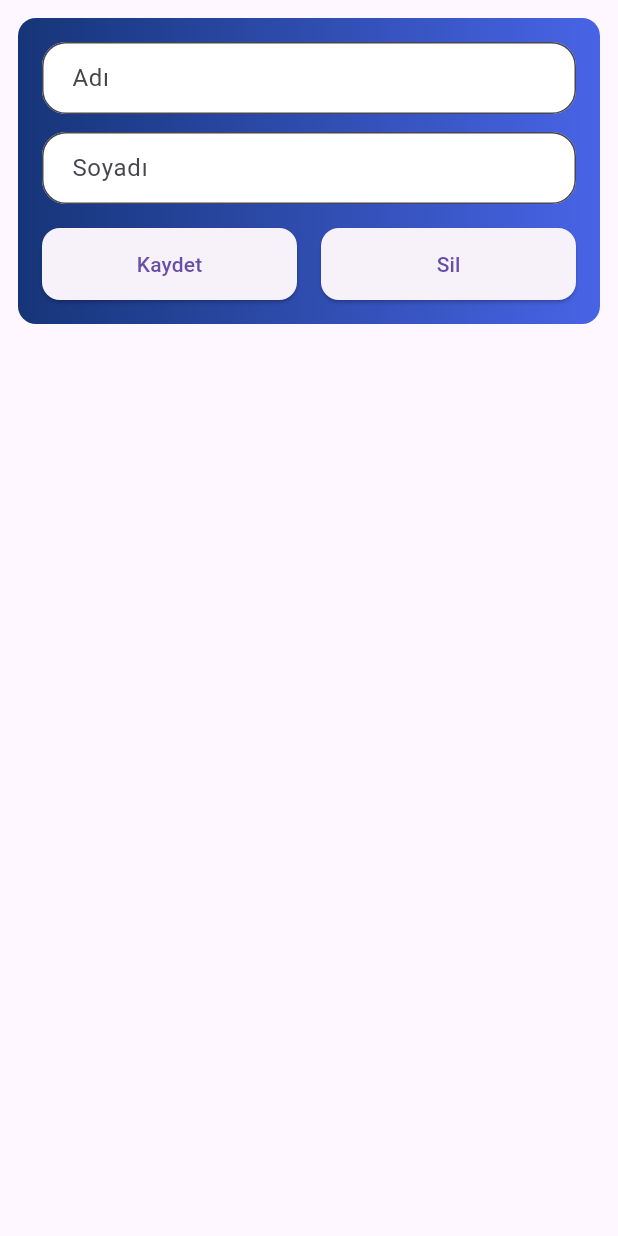
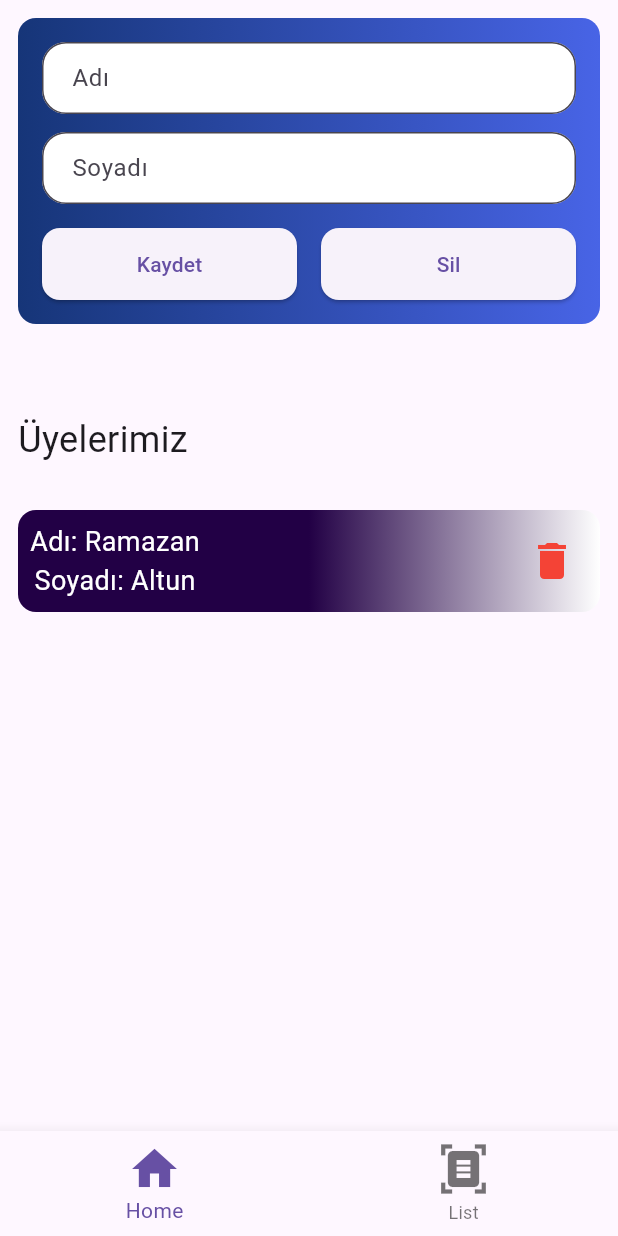
Before and after one commit to ramazan351/flutter_dersleri, a Flutter app: the screen it shows after launch, on a phone screen of 412 x 824 dp. Run offline on Flutter 3.47's test engine with Material 3 defaults, Android fonts, the phone set to English and light mode, and no system bars.

```diff
--- a/lib/screens/home_screen.dart
+++ b/lib/screens/home_screen.dart
@@ -8,17 +8,101 @@ class HomeScreen extends StatefulWidget {
 }
 
 class _HomeScreenState extends State<HomeScreen> {
+  List<String> liste = ["ali", "veli", "kırkdokuz", "elli"];
+  int currentIndex = 0;
   @override
   Widget build(BuildContext context) {
     return Scaffold(
-      body: SafeArea(
+      bottomNavigationBar: BottomNavigationBar(
+          onTap: (ali) {
+            currentIndex = ali;
+            setState(() {});
+          },
+          currentIndex: currentIndex,
+          items: const [
+            BottomNavigationBarItem(
+                icon: Icon(
+                  Icons.home,
+                  size: 36,
+                ),
+                label: "Home"),
+            BottomNavigationBarItem(
+                icon: Icon(
+                  Icons.document_scanner,
+                  size: 36,
+                ),
+                label: "List"),
+          ]),
+      body: [
+        SafeArea(
+          child: Padding(
+            padding: const EdgeInsets.all(12),
             child: Column(
+              crossAxisAlignment: CrossAxisAlignment.start,
               children: [
+                fieldContainer(),
+                const SizedBox(
+                  height: 60,
+                ),
+                const Text(
+                  "Üyelerimiz",
+                  style: TextStyle(fontSize: 24),
+                ),
+                const SizedBox(
+                  height: 30,
+                ),
                 Container(
-              margin: const EdgeInsets.all(12),
+                  padding: const EdgeInsets.all(8),
+                  decoration: BoxDecoration(
+                      borderRadius: BorderRadius.circular(12),
+                      gradient: const LinearGradient(
+                          colors: [Color(0xff220045), Colors.white],
+                          begin: Alignment.center)),
+                  child: Row(
+                    mainAxisAlignment: MainAxisAlignment.spaceBetween,
+                    children: [
+                      nameAndSurnameTextArae(),
+                      IconButton(
+                        onPressed: () {},
+                        icon: const Icon(
+                          Icons.delete,
+                          color: Colors.red,
+                          size: 32,
+                        ),
+                      )
+                    ],
+                  ),
+                )
+              ],
+            ),
+          ),
+        ),
+        const Center(
+          child: Text("Ikinci sayfa"),
+        )
+      ].elementAt(currentIndex),
+    );
+  }
+
+  Column nameAndSurnameTextArae() {
+    return const Column(
+      children: [
+        Text(
+          "Adı: Ramazan",
+          style: TextStyle(color: Colors.white, fontSize: 18),
+        ),
+        Text(
+          "Soyadı: Altun",
+          style: TextStyle(color: Colors.white, fontSize: 18),
+        ),
+      ],
+    );
+  }
+
+  Widget fieldContainer() {
+    return Container(
       padding: const EdgeInsets.all(16),
       decoration: BoxDecoration(
-                color: Colors.blue,
         borderRadius: BorderRadius.circular(12),
         gradient: const LinearGradient(
           // colors: [Colors.blue.shade800, Colors.blue.shade500],
@@ -82,10 +166,6 @@ class _HomeScreenState extends State<HomeScreen> {
           )
         ],
       ),
-            )
-          ],
-        ),
-      ),
     );
   }
 }
```
Lines whose indentation alone changed are shown as unchanged.
